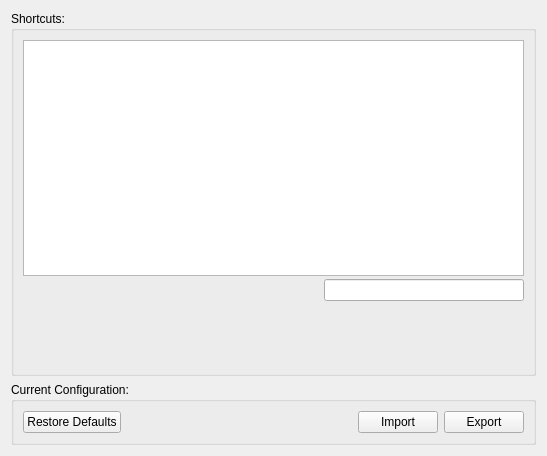
The window that src/CoreGui/source/CommandEditor.ui (JPNaude/Qtilities) describes before a commit, drawn with Qt 5.
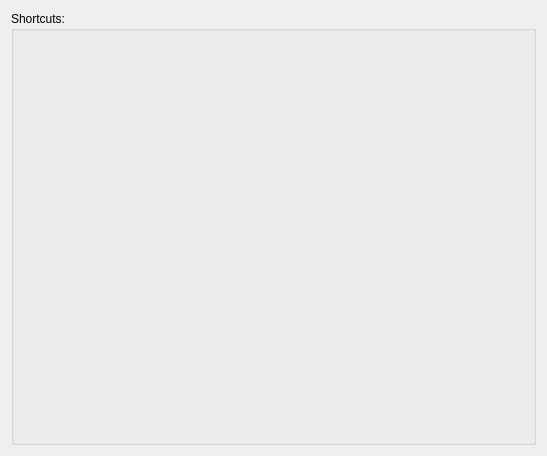
The same window after the commit.

Commit message: Improved action management and display of commands.

Diff of the .ui file:
```diff
--- a/src/CoreGui/source/CommandEditor.ui
+++ b/src/CoreGui/source/CommandEditor.ui
@@ -39,128 +39,7 @@
        <number>9</number>
       </property>
       <item>
-       <widget class="QTableView" name="commandTable">
-        <property name="selectionMode">
-         <enum>QAbstractItemView::SingleSelection</enum>
-        </property>
-        <property name="selectionBehavior">
-         <enum>QAbstractItemView::SelectRows</enum>
-        </property>
-       </widget>
-      </item>
-      <item>
-       <widget class="QWidget" name="widgetSearchBox" native="true">
-        <layout class="QHBoxLayout" name="horizontalLayout">
-         <property name="margin">
-          <number>0</number>
-         </property>
-         <item>
-          <spacer name="horizontalSpacer_2">
-           <property name="orientation">
-            <enum>Qt::Horizontal</enum>
-           </property>
-           <property name="sizeHint" stdset="0">
-            <size>
-             <width>289</width>
-             <height>20</height>
-            </size>
-           </property>
-          </spacer>
-         </item>
-         <item>
-          <widget class="QLabel" name="lblSearchIcon">
-           <property name="text">
-            <string/>
-           </property>
-          </widget>
-         </item>
-         <item>
-          <widget class="QLineEdit" name="txtSearchString">
-           <property name="sizePolicy">
-            <sizepolicy hsizetype="Fixed" vsizetype="Fixed">
-             <horstretch>0</horstretch>
-             <verstretch>0</verstretch>
-            </sizepolicy>
-           </property>
-           <property name="minimumSize">
-            <size>
-             <width>200</width>
-             <height>0</height>
-            </size>
-           </property>
-           <property name="maximumSize">
-            <size>
-             <width>200</width>
-             <height>16777215</height>
-            </size>
-           </property>
-          </widget>
-         </item>
-        </layout>
-       </widget>
-      </item>
-      <item>
-       <widget class="QWidget" name="widgetPropertyEditor" native="true">
-        <property name="minimumSize">
-         <size>
-          <width>0</width>
-          <height>60</height>
-         </size>
-        </property>
-        <property name="maximumSize">
-         <size>
-          <width>16777215</width>
-          <height>60</height>
-         </size>
-        </property>
-       </widget>
-      </item>
-     </layout>
-    </widget>
-   </item>
-   <item>
-    <widget class="QGroupBox" name="groupCurrentConfiguration">
-     <property name="title">
-      <string>Current Configuration:</string>
-     </property>
-     <layout class="QVBoxLayout" name="verticalLayout">
-      <item>
-       <layout class="QGridLayout" name="gridLayout_2">
-        <item row="0" column="1">
-         <spacer name="horizontalSpacer">
-          <property name="orientation">
-           <enum>Qt::Horizontal</enum>
-          </property>
-          <property name="sizeHint" stdset="0">
-           <size>
-            <width>40</width>
-            <height>20</height>
-           </size>
-          </property>
-         </spacer>
-        </item>
-        <item row="0" column="2">
-         <widget class="QPushButton" name="btnImport">
-          <property name="text">
-           <string>Import</string>
-          </property>
-         </widget>
-        </item>
-        <item row="0" column="3">
-         <widget class="QPushButton" name="btnExport">
-          <property name="text">
-           <string>Export</string>
-          </property>
-         </widget>
-        </item>
-        <item row="0" column="0">
-         <widget class="QPushButton" name="btnDefaults">
-          <property name="text">
-           <string>Restore Defaults</string>
-          </property>
-         </widget>
-        </item>
-       </layout>
+       <widget class="QWidget" name="widgetCommandsHolder" native="true"/>
       </item>
      </layout>
     </widget>
```
Left out of the diff: 7 changed lines with no effect on the pictures. The commit also changes 12 other files.
